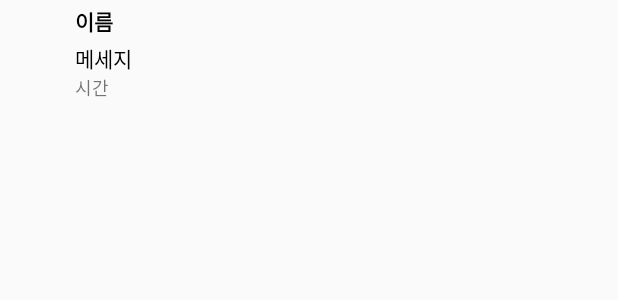
After one commit to TERRIA3313/WhaleChat, an Android app: the layout chatting.xml on its own in the app's theme, with its tools: preview values and no code run, on a phone screen of 412 x 824 dp. The commit adds this screen. Shown: the top 300 px of the screen. Run offline under Robolectric (Android 15) with nearby library versions, the phone set to English and light mode, and no system bars.

Commit message:
-수정사항- 1. 채팅 DTO 생성 2. 유저 DTO 생성 3. 어댑터 생성

```diff
--- a/app/src/main/res/layout/activity_chat_list.xml
+++ b/app/src/main/res/layout/activity_chat_list.xml
@@ -36,7 +36,7 @@
                 android:id="@+id/AddList"
                 android:layout_width="wrap_content"
                 android:layout_height="wrap_content"
-                android:text="Add List"
+                android:text="ADD CHAT"
                 app:layout_constraintBottom_toBottomOf="parent"
                 app:layout_constraintEnd_toEndOf="parent"
                 app:layout_constraintTop_toTopOf="parent" />
@@ -46,7 +46,7 @@
     </LinearLayout>
 
     <androidx.recyclerview.widget.RecyclerView
-        android:id="@+id/ChattingList"
+        android:id="@+id/recycler_chatting_list"
         android:layout_width="0dp"
         android:layout_height="0dp"
         android:scrollbars="vertical"
--- /dev/null
+++ b/app/src/main/res/layout/chatting.xml
@@ -0,0 +1,54 @@
+<?xml version="1.0" encoding="utf-8"?>
+<LinearLayout xmlns:android="http://schemas.android.com/apk/res/android"
+    android:id="@+id/messageItem_linearlayout_main"
+    android:layout_width="match_parent"
+    android:layout_height="wrap_content"
+    android:orientation="vertical">
+
+    <LinearLayout
+        android:layout_marginTop="3dp"
+        android:layout_width="wrap_content"
+        android:layout_height="wrap_content"
+        android:orientation="horizontal">
+
+        <LinearLayout
+            android:id="@+id/messageItem_layout_destination"
+            android:layout_width="wrap_content"
+            android:layout_height="wrap_content"
+            android:orientation="vertical"
+            android:gravity="center">
+            <ImageView
+                android:id="@+id/ImageView_Profile"
+                android:layout_width="50dp"
+                android:layout_height="50dp"/>
+        </LinearLayout>
+
+        <LinearLayout
+            android:layout_width="wrap_content"
+            android:layout_height="wrap_content"
+            android:orientation="vertical">
+
+            <TextView android:id="@+id/TextView_Nickname"
+                android:layout_width="wrap_content"
+                android:layout_height="wrap_content"
+                android:text="이름"
+                android:textColor="#000000"
+                android:textStyle="bold" />
+
+            <TextView
+                android:id="@+id/TextView_Message"
+                android:layout_width="wrap_content"
+                android:layout_height="wrap_content"
+                android:layout_marginTop="3dp"
+                android:text="메세지"
+                android:textColor="#000000" />
+
+            <TextView android:id="@+id/TextView_Timestamp"
+                android:layout_width="wrap_content"
+                android:layout_height="wrap_content"
+                android:text="시간"
+                android:textSize="12sp" />
+
+        </LinearLayout>
+    </LinearLayout>
+</LinearLayout>
```
Also changed, not shown: app/src/main/java/com/example/whalechat/Chat.java (+86 -0 lines), app/src/main/java/com/example/whalechat/ChatAdapter.java (added, +81 -0 lines), app/src/main/java/com/example/whalechat/ChatData.java (added, +42 -0 lines), app/src/main/java/com/example/whalechat/ChatList.java (+32 -26 lines), app/src/main/java/com/example/whalechat/ChatModel.java (added, +19 -0 lines), app/src/main/java/com/example/whalechat/ChattingListAdapter.java (+75 -23 lines), app/src/main/java/com/example/whalechat/UserModel.java (added, +8 -0 lines), app/src/main/res/layout/activity_chat.xml (+57 -3 lines), app/src/main/res/layout/chatting_room.xml (+15 -8 lines).
